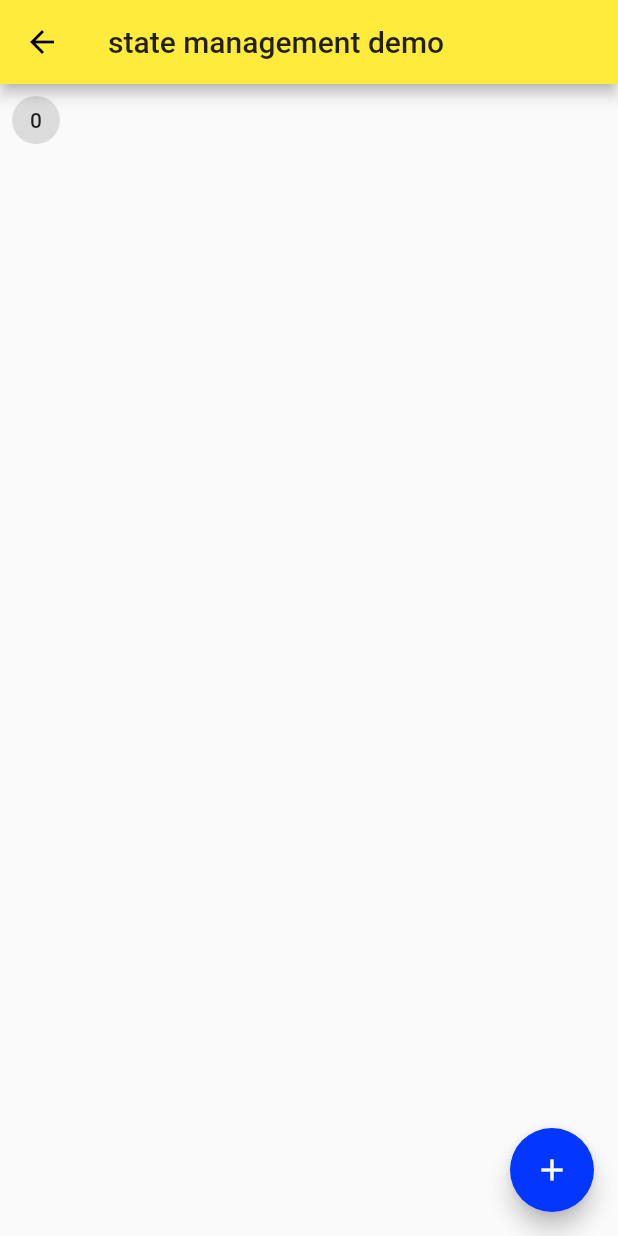
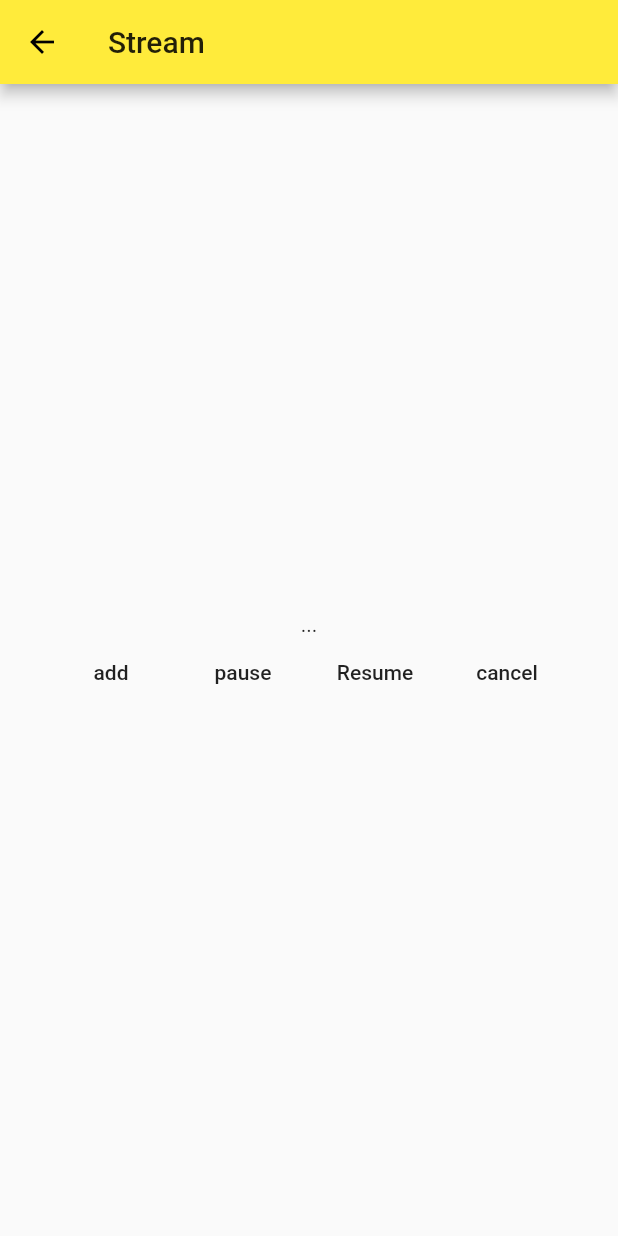
Before and after one commit to vtesoho/flutter-demo, a Flutter app: the screen it shows after launch, on a phone screen of 412 x 824 dp. Run offline on Flutter 3.47's test engine with Material 2 defaults, Android fonts, the phone set to English and light mode, and no system bars; our stand-ins replace cached_network_image, page_transition.

Commit message:
'stream'

```diff
--- /dev/null
+++ b/lib/demo/stream/stream_demo.dart
@@ -0,0 +1,148 @@
+import 'dart:async';
+import 'package:flutter/material.dart';
+
+class StreamDemo extends StatelessWidget {
+  @override
+  Widget build(BuildContext context) {
+    return Scaffold(
+      appBar: AppBar(
+        title: Text('Stream'),
+      ),
+      body: StreamDemoHome(),
+    );
+  }
+}
+
+
+class StreamDemoHome extends StatefulWidget {
+  @override
+  _StreamDemoHomeState createState() => _StreamDemoHomeState();
+}
+
+class _StreamDemoHomeState extends State<StreamDemoHome> {
+  StreamSubscription _streamDemoSubscription;
+  StreamController<String> _streamDemo;
+  StreamSink _sinkDemo;
+  String _data = '...';
+
+  @override
+  void dispose() {
+    super.dispose();
+    _streamDemo.close();
+  }
+
+
+  @override
+  void initState() {
+    super.initState();
+
+    print('创建stream之前');
+    // Stream<String> _streamDemo = Stream.fromFuture(fetchDate());
+    // _streamDemo = StreamController<String>(); //此种方法创建的只能定阅一次
+    _streamDemo = StreamController.broadcast();
+    _sinkDemo = _streamDemo.sink;
+
+    print('start listen on a stream');
+    _streamDemoSubscription = _streamDemo.stream.listen(onData,onError: onError,onDone: onDone,);
+
+    _streamDemo.stream.listen(onDataTwo,onError: onError,onDone: onDone,);
+
+    print('initialize completed');
+  }
+
+  //在数据返回之后执行
+  void onData(String data) {
+    setState(() {
+      _data = data;
+    });
+    print('$data');
+  }
+
+  void onDataTwo(String data) {
+    print('ondataTow - $data');
+  }
+
+  //在执行完成之后执行
+  void onDone() {
+    print('Done');
+  }
+
+  //在有异常的时候执行
+  void onError(error) {
+    print('Error $error');
+  }
+
+  //控制stream暂停
+  void _pauseStream(){
+    print('Pause subscription');
+    _streamDemoSubscription.pause();
+  }
+
+  //控制stream恢复，恢复之后如果已经有返回会直接执行
+  void _resumeStream(){
+    print('resume subscription');
+    _streamDemoSubscription.resume();
+  }
+
+  //取消订阅，取消之后也没有办法恢复
+  void _cancelStream(){
+    print('cancel subscription');
+    _streamDemoSubscription.cancel();
+  }
+
+  void _addDataStream() async{
+    print('_addDataStream');
+    String data = await fetchDate();
+    // _streamDemo.add(data);
+    _sinkDemo.add(data);
+
+  }
+
+  Future<String> fetchDate() async {
+    await Future.delayed(Duration(seconds: 5),);
+    // throw 'Something happened';
+    return 'hello !';
+  }
+
+  @override
+  Widget build(BuildContext context) {
+    return Container(
+      child: Center(
+        child: Column(
+          mainAxisAlignment: MainAxisAlignment.center,
+          children: <Widget>[
+            // Text(_data),
+            StreamBuilder(
+              stream: _streamDemo.stream,   //设置stream
+              initialData: '...',   //设置初始值
+              builder: (context, snapshot) {   //设置widget
+                return Text('${snapshot.data}');
+              },
+            ),
+            Row(
+              mainAxisAlignment: MainAxisAlignment.center,
+              children: <Widget>[
+                FlatButton(
+                  child: Text('add'),
+                  onPressed: _addDataStream,
+                ),
+                FlatButton(
+                  child: Text('pause'),
+                  onPressed: _pauseStream,
+                ),
+                FlatButton(
+                  child: Text('Resume'),
+                  onPressed: _resumeStream,
+                ),
+                FlatButton(
+                  child: Text('cancel'),
+                  onPressed: _cancelStream,
+                )
+              ],
+            ),
+          ],
+        ),
+      ),
+    );
+  }
+}
--- a/lib/main.dart
+++ b/lib/main.dart
@@ -8,6 +8,7 @@ import 'package:fluttershuachi/demo/listview/listview.dart';
 import 'package:fluttershuachi/demo/router/routerDemo.dart';
 import 'package:fluttershuachi/demo/sliver/slive.dart';
 import 'package:fluttershuachi/demo/state/state_management_demo.dart';
+import 'package:fluttershuachi/demo/stream/stream_demo.dart';
 import 'package:fluttershuachi/demo/transition/transitionDemo.dart';
 import 'package:fluttershuachi/demo/view/pageview.dart';
 import 'package:fluttershuachi/demo/cache_image/cache_image.dart';
@@ -27,7 +28,7 @@ class App extends StatelessWidget {
   Widget build(BuildContext context) {
     return MaterialApp(
       debugShowCheckedModeBanner: false,
-      initialRoute: '/state-management',  //默认页面，不写默认为home属性的widget
+      initialRoute: '/StreamDemo',  //默认页面，不写默认为home属性的widget
       routes: {
         '/': (context) => Home(),
         '/animation': (context) => AnimationDemo(),
@@ -44,6 +45,7 @@ class App extends StatelessWidget {
         '/listview': (context) => ListViewDemo(),
         '/routerPageOne': (context) => RouterPageOne(title: 'routerTest',),
         '/form': (context) => FormDemo(),
+        '/StreamDemo': (context) => StreamDemo(),
 
         // '/dio': (context) => dioDemo(),
         // '/imgsaver': (context) => ImgSaver(),
```
